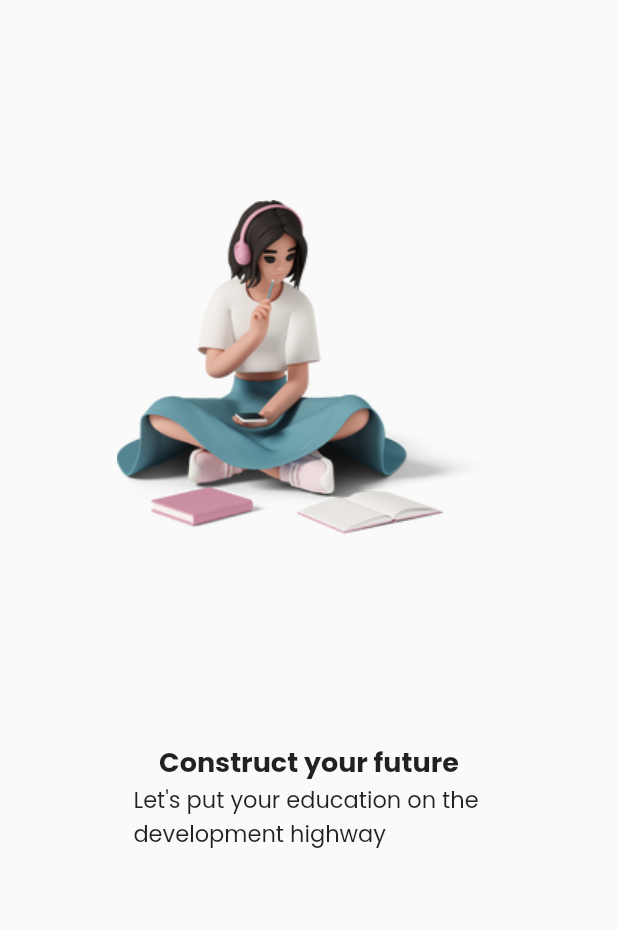
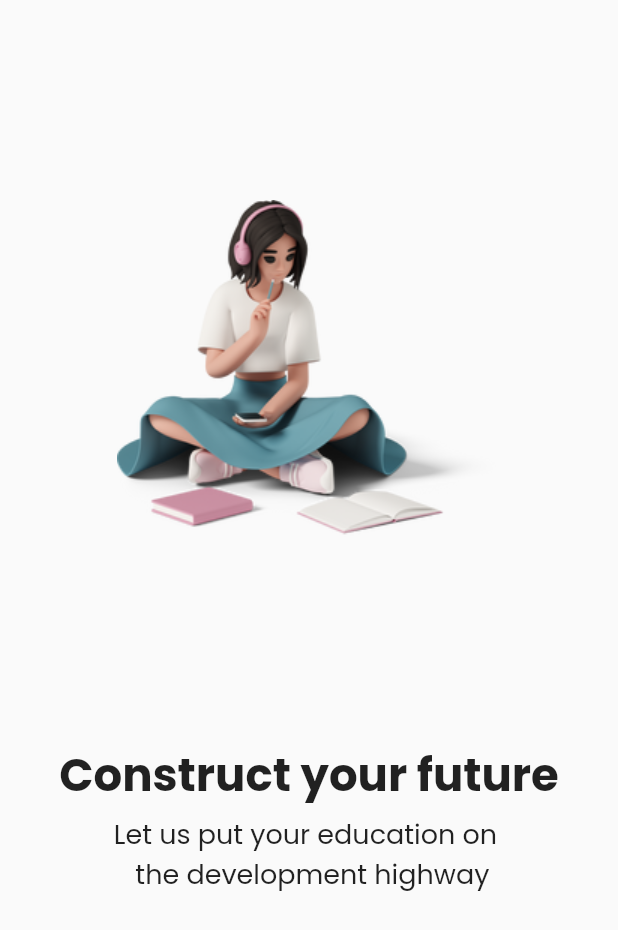
Before and after one commit to P-Asare/potential-login, a Flutter app: the screen it shows after launch, on a phone screen of 412 x 824 dp. Shown: the top 930 px of the screen. Run offline on Flutter 3.47's test engine with Material 2 defaults, Android fonts, the phone set to English and light mode, and no system bars; our stand-ins replace google_fonts, liquid_swipe, smooth_page_indicator.

Commit message:
Adding text

```diff
--- a/lib/src/constants/text_strings.dart
+++ b/lib/src/constants/text_strings.dart
@@ -20,4 +20,6 @@ const String subTextOnBoard3 =
 // Welcome Screen
 const String mainTextWelcome = "Construct your future";
 const String subTextWelcome =
-    "Let's put your education on the \ndevelopment highway";
+    "Let us put your education on \n   the development highway";
+const String loginString = "LOGIN";
+const String signUpString = "SIGNUP";
--- a/lib/src/features/authentication/screens/welcome_screen/welcome_screen.dart
+++ b/lib/src/features/authentication/screens/welcome_screen/welcome_screen.dart
@@ -13,6 +13,7 @@ class WelcomeScreen extends StatelessWidget {
     return Scaffold(
       body: Container(
         child: Column(
+          crossAxisAlignment: CrossAxisAlignment.center,
           children: [
             Image(
               image: const AssetImage(welcomeImage),
@@ -24,9 +25,15 @@ class WelcomeScreen extends StatelessWidget {
                   mainTextWelcome,
                   style: Theme.of(context).textTheme.bodyLarge,
                 ),
-                Text(
-                  subTextWelcome,
-                  style: Theme.of(context).textTheme.bodySmall,
+                const SizedBox(
+                  height: 3,
+                ),
+                Align(
+                  alignment: Alignment.center,
+                  child: Text(
+                    subTextWelcome,
+                    style: Theme.of(context).textTheme.displayMedium,
+                  ),
                 ),
               ],
             ),
--- a/lib/src/utils/themes/widget_themes/text_theme.dart
+++ b/lib/src/utils/themes/widget_themes/text_theme.dart
@@ -14,7 +14,7 @@ class AppTextTheme {
     ),
     bodyLarge: GoogleFonts.poppins(
       color: Colors.black87,
-      fontSize: 18,
+      fontSize: 30,
       fontWeight: FontWeight.bold,
     ),
     bodyMedium: GoogleFonts.poppins(
@@ -26,6 +26,10 @@ class AppTextTheme {
       color: Colors.black87,
       fontSize: 15,
     ),
+    displayMedium: GoogleFonts.poppins(
+      color: Colors.black87,
+      fontSize: 18,
+      ),
     displaySmall: GoogleFonts.poppins(
       color: Colors.black87,
       fontSize: 14,
```
